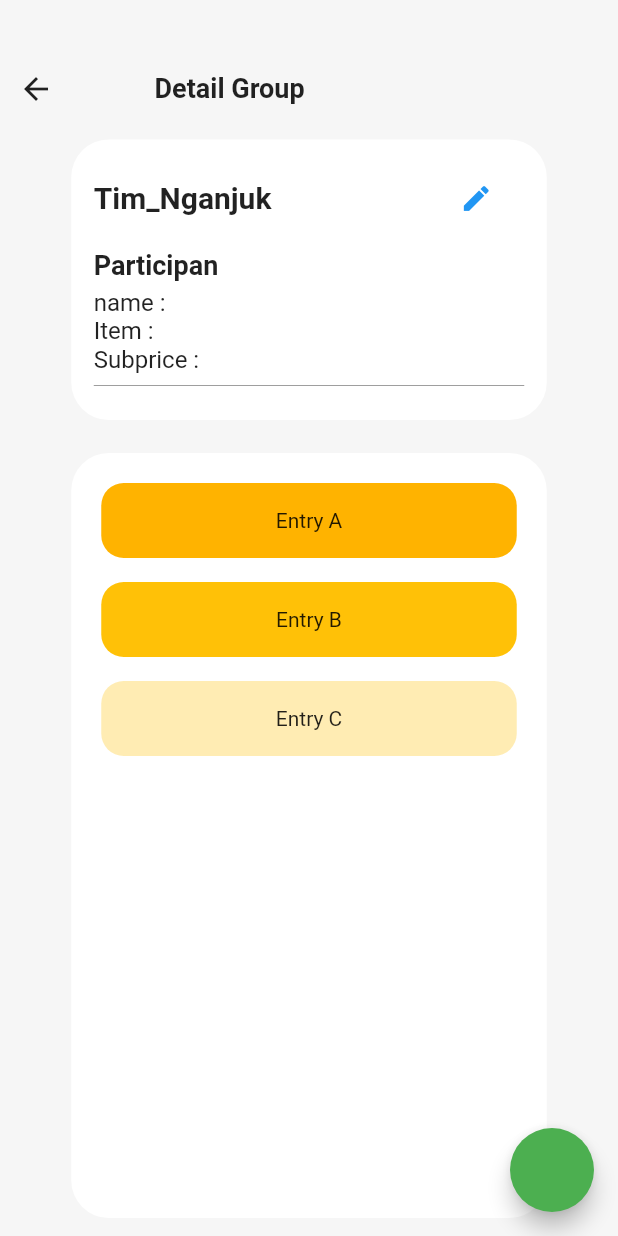
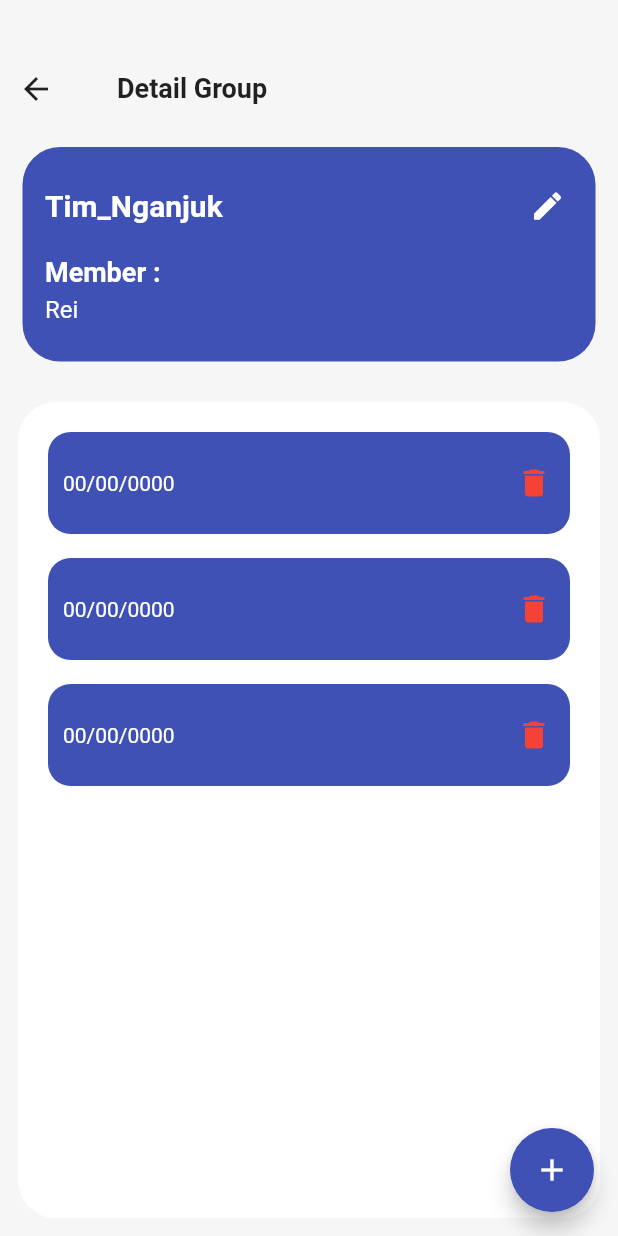
Before and after one commit to fakhrads/patungan, a Flutter app: the DetaiLGroup screen opened directly, on a phone screen of 412 x 824 dp. Run offline on Flutter 3.47's test engine with Material 2 defaults, Android fonts, the phone set to English and light mode, and no system bars; our stand-ins replace sqflite; accounts and stored records are empty; network calls fail.

Commit message:
Update detailGroup, listSplitBills, detailgroup

```diff
--- a/lib/src/components/detail_group/detailGroup.dart
+++ b/lib/src/components/detail_group/detailGroup.dart
@@ -13,14 +13,14 @@ class _DetailGroupContainerState extends State<DetailGroupContainer> {
   Widget build(BuildContext context) {
     return Container(
       child: Padding(
-        padding: EdgeInsets.all(10),
+        padding: EdgeInsets.all(15),
         child: Container(
-          width: 317,
+          width: double.infinity,
           decoration: BoxDecoration(
-              color: Colors.white,
+              color: Colors.indigo,
               borderRadius: BorderRadius.all(Radius.circular(25))),
           child: Padding(
-            padding: EdgeInsets.all(15),
+            padding: EdgeInsets.only(left: 15, top: 15,bottom: 15),
             child: Column(
               crossAxisAlignment: CrossAxisAlignment.start,
               children: [
@@ -30,7 +30,10 @@ class _DetailGroupContainerState extends State<DetailGroupContainer> {
                       Text(
                         'Tim_Nganjuk',
                         style: TextStyle(
-                            fontSize: 20, fontWeight: FontWeight.bold),
+                            fontSize: 20,
+                            color: Colors.white,
+                            fontWeight: FontWeight.bold,
+                            ),
                       ),
                       TextButton(
                           onPressed: () {
@@ -41,33 +44,27 @@ class _DetailGroupContainerState extends State<DetailGroupContainer> {
                           },
                           child: Icon(
                             Icons.edit,
-                            color: Colors.blue,
-                            size: 22.0,
+                            color: Colors.white,
                           )),
                     ]),
                 Padding(padding: EdgeInsets.only(bottom: 10)),
                 Text(
-                  'Participan',
-                  style: TextStyle(fontSize: 18, fontWeight: FontWeight.bold),
+                  'Member :',
+                  style: TextStyle(
+                    fontSize: 18,
+                    fontWeight: FontWeight.bold,
+                    color: Colors.white
+                  ),
                 ),
                 Padding(padding: EdgeInsets.only(bottom: 5)),
                 Text(
-                  'name : ',
+                  'Rei',
                   style: TextStyle(
                     fontSize: 16,
+                    color: Colors.white
                   ),
                 ),
-                Text(
-                  'Item : ',
-                  style: TextStyle(fontSize: 16),
-                ),
-                Text(
-                  'Subprice : ',
-                  style: TextStyle(fontSize: 16),
-                ),
-                Divider(
-                  color: Colors.grey,
-                )
+                Padding(padding: EdgeInsets.only(bottom: 10))
               ],
             ),
           ),
--- a/lib/src/components/detail_group/listSplitBills.dart
+++ b/lib/src/components/detail_group/listSplitBills.dart
@@ -8,15 +8,15 @@ class ListSplitBills extends StatefulWidget {
 }
 
 class _ListSplitBillsState extends State<ListSplitBills> {
-  final List<String> entries = <String>['A', 'B', 'C'];
-  final List<int> colorCodes = <int>[600, 500, 100];
+  final List<String> entries = <String>['A', 'B', 'C',];
+  final List<int> colorCodes = <int>[600, 500, 100,];
   @override
   Widget build(BuildContext context) {
     return Container(
       child: Padding(
         padding: EdgeInsets.all(12),
         child: Container(
-            width: 317,
+            width: double.infinity,
             decoration: BoxDecoration(
                 color: Colors.white,
                 borderRadius: BorderRadius.all(Radius.circular(25))),
@@ -29,17 +29,38 @@ class _ListSplitBillsState extends State<ListSplitBills> {
                       const Divider(
                         color: Colors.transparent,
                       ),
+
                   itemBuilder: (BuildContext context, int index) {
                     return Container(
-                      height: 50,
+                      padding: const EdgeInsets.only(left: 10),
+                      height: 68,
                       decoration: BoxDecoration(
                         borderRadius: BorderRadius.all(Radius.circular(15)),
-                        color: Colors.amber[colorCodes[index]],
+                        color: Colors.indigo,
                       ),
-                      child: Center(child: Text('Entry ${entries[index]}')),
+                      child: Row(
+                        mainAxisAlignment: MainAxisAlignment.spaceBetween,
+                        children: [
+                          Text(
+                            "00/00/0000",
+                            style: TextStyle(
+                              color: Colors.white
+                              ),
+                          ),
+                          IconButton(
+                            onPressed: (){},
+                            icon: Icon(
+                              Icons.delete,
+                              color: Colors.red,
+                            ),
+                          )
+                        ],
+                      )
                     );
                   }),
-            )),
+            )
+
+            ),
       ),
     );
   }
--- a/lib/src/views/detail_group/detailGroup.dart
+++ b/lib/src/views/detail_group/detailGroup.dart
@@ -19,8 +19,13 @@ class DetaiLGroup extends StatelessWidget {
                   builder: (context) => NewSplitBills(),
                 ));
           },
+          child:
+          Icon(Icons.add),
+          backgroundColor: Colors.indigo,
         ),
-        body: Column(
+        body: Container(
+          width: double.infinity,
+        child : Column(
           children: [
             HeaderDetail(),
             DetailGroupContainer(),
@@ -28,7 +33,7 @@ class DetaiLGroup extends StatelessWidget {
               child: ListSplitBills(),
             )
           ],
-        ));
+        )));
   }
 }
 
@@ -41,7 +46,7 @@ class HeaderDetail extends StatelessWidget {
           children: [
             BackButton(),
             Padding(
-                padding: EdgeInsets.only(left: 55),
+                padding: EdgeInsets.only(left: 30),
                 child: Text(
                   "Detail Group",
                   style: TextStyle(fontSize: 18, fontWeight: FontWeight.bold),
```
